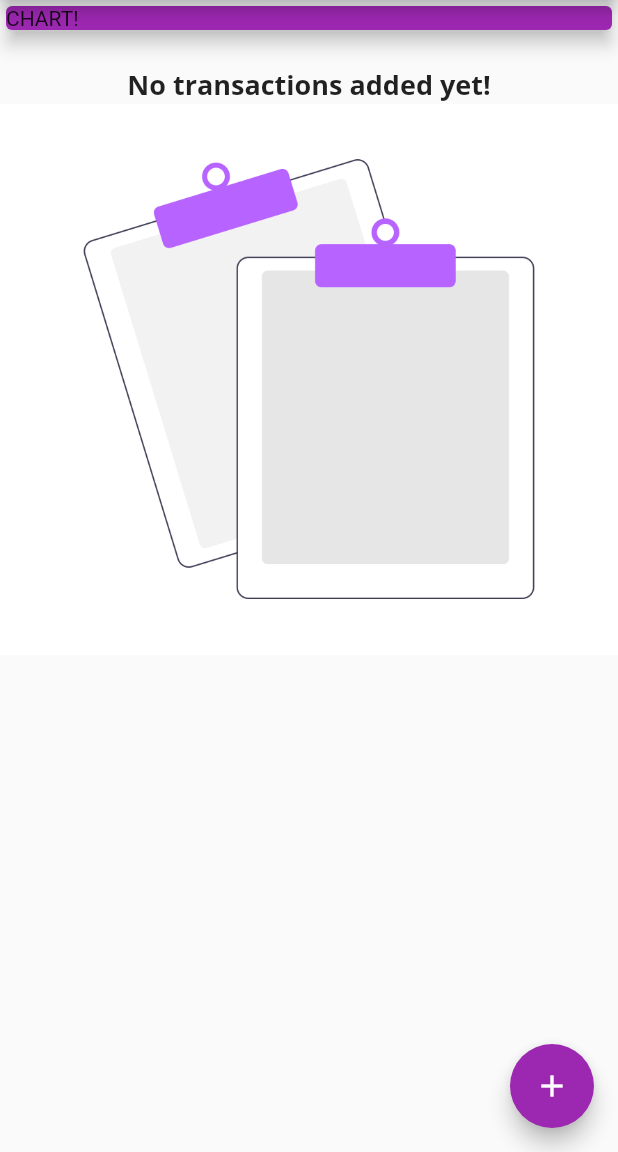
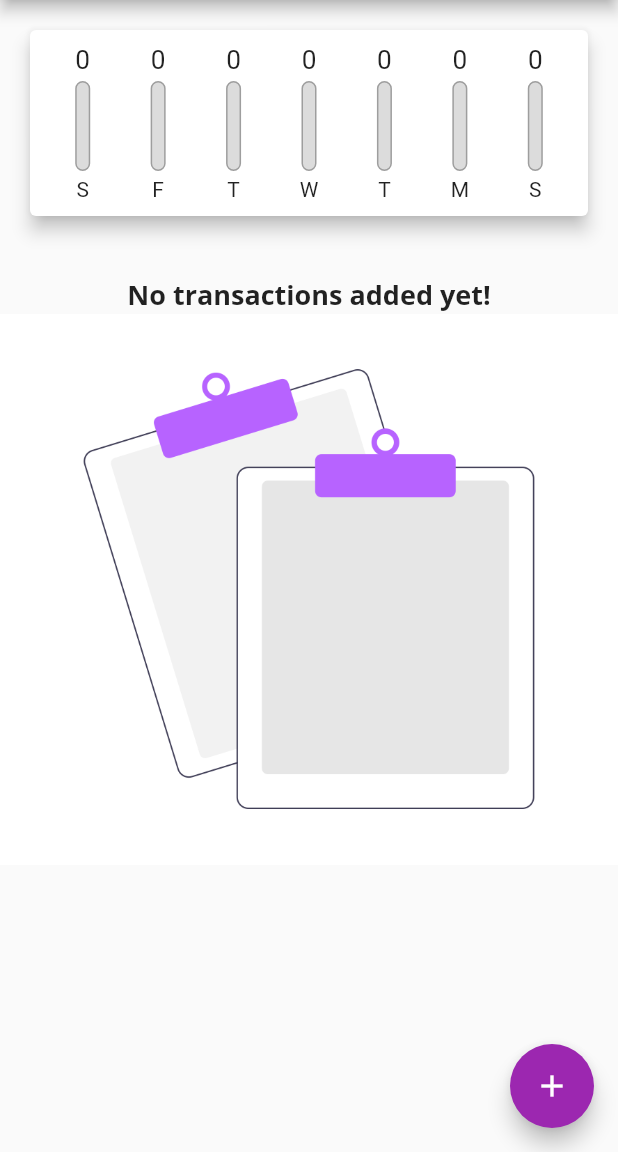
Before and after one commit to rudrakshya/personal-expense, a Flutter app: the screen it shows after launch, on a phone screen of 412 x 824 dp, the part 84-1236 px from its top. Run offline on Flutter 3.47's test engine with Material 2 defaults, Android fonts, the phone set to English and light mode, and no system bars.

Commit message:
transaction list and chart view completed.

```diff
--- a/lib/main.dart
+++ b/lib/main.dart
@@ -1,6 +1,7 @@
 import 'package:flutter/material.dart';
 import './models/transaction.dart';
 import './widgets/new_transaction.dart';
+import './widgets/chart.dart';
 import './widgets/transaction_list.dart';
 
 void main() {
@@ -77,6 +78,16 @@ class _MyHomePageState extends State<MyHomePage> {
     // ),
   ];
 
+  List<Transaction> get _recentTransactions {
+    return _userTransaction.where((element) {
+      return element.date.isAfter(
+        DateTime.now().subtract(
+          const Duration(days: 7),
+        ),
+      );
+    }).toList();
+  }
+
   void _openTransactionWindow(BuildContext context) {
     showModalBottomSheet(
         context: context,
@@ -119,14 +130,15 @@ class _MyHomePageState extends State<MyHomePage> {
           // mainAxisAlignment: MainAxisAlignment.spaceAround,
           crossAxisAlignment: CrossAxisAlignment.stretch,
           children: [
-            SizedBox(
-              width: double.infinity,
-              child: Card(
-                color: Theme.of(context).primaryColor,
-                elevation: 5,
-                child: const Text("CHART!"),
-              ),
-            ),
+            // SizedBox(
+            //   width: double.infinity,
+            //   child: Card(
+            //     color: Theme.of(context).primaryColor,
+            //     elevation: 5,
+            //     child: const Text("CHART!"),
+            //   ),
+            // ),
+            Chart(recentTransaction: _recentTransactions),
             TransactionList(transactions: _userTransaction),
             // UserTransaction(),
           ],
--- /dev/null
+++ b/lib/widgets/chart.dart
@@ -0,0 +1,65 @@
+import 'package:flutter/material.dart';
+import 'package:intl/intl.dart';
+import './chart_bar.dart';
+import '../models/transaction.dart';
+
+class Chart extends StatelessWidget {
+  final List<Transaction> recentTransaction;
+  const Chart({Key? key, required this.recentTransaction}) : super(key: key);
+
+  List<Map<String, Object>> get groupTransactionValues {
+    return List.generate(7, (index) {
+      final weekDay = DateTime.now().subtract(
+        Duration(days: index),
+      );
+      double totalSum = 0.0;
+
+      for (var i = 0; i < recentTransaction.length; i++) {
+        if (recentTransaction[i].date.day == weekDay.day &&
+            recentTransaction[i].date.month == weekDay.month &&
+            recentTransaction[i].date.year == weekDay.year) {
+          totalSum += recentTransaction[i].amount;
+        }
+      }
+
+      return {
+        'day': DateFormat.E().format(weekDay).substring(0, 1),
+        'amount': totalSum,
+      };
+    });
+  }
+
+  double get totalSpending {
+    return groupTransactionValues.fold(0.0, (previousValue, element) {
+      return previousValue +
+          double.parse((element['amount']).toString()).toDouble();
+    });
+  }
+
+  @override
+  Widget build(BuildContext context) {
+    return Card(
+      elevation: 5,
+      margin: const EdgeInsets.all(20),
+      child: Container(
+        padding: const EdgeInsets.all(10),
+        child: Row(
+          mainAxisAlignment: MainAxisAlignment.spaceAround,
+          children: groupTransactionValues.map((e) {
+            // print(day);
+            return Flexible(
+              fit: FlexFit.tight,
+              child: ChartBar(
+                label: e['day'] as String,
+                spendingAmount: e['amount'] as double,
+                spendingPercOfTotal: totalSpending == 0.0
+                    ? 0.0
+                    : (e['amount'] as double) / totalSpending,
+              ),
+            );
+          }).toList(),
+        ),
+      ),
+    );
+  }
+}
--- /dev/null
+++ b/lib/widgets/chart_bar.dart
@@ -0,0 +1,59 @@
+import 'package:flutter/material.dart';
+
+class ChartBar extends StatelessWidget {
+  final String label;
+  final double spendingAmount;
+  final double spendingPercOfTotal;
+
+  const ChartBar({
+    Key? key,
+    required this.label,
+    required this.spendingAmount,
+    required this.spendingPercOfTotal,
+  }) : super(key: key);
+
+  @override
+  Widget build(BuildContext context) {
+    return Column(
+      children: [
+        SizedBox(
+          height: 20,
+          child: FittedBox(
+            child: Text(spendingAmount.toStringAsFixed(0)),
+          ),
+        ),
+        const SizedBox(
+          height: 4,
+        ),
+        SizedBox(
+          height: 60,
+          width: 10,
+          child: Stack(
+            children: [
+              Container(
+                decoration: BoxDecoration(
+                  border: Border.all(color: Colors.grey, width: 1.0),
+                  color: const Color.fromRGBO(220, 220, 220, 1),
+                  borderRadius: BorderRadius.circular(10),
+                ),
+              ),
+              FractionallySizedBox(
+                heightFactor: spendingPercOfTotal,
+                child: Container(
+                  decoration: BoxDecoration(
+                    color: Theme.of(context).primaryColor,
+                    borderRadius: BorderRadius.circular(10),
+                  ),
+                ),
+              )
+            ],
+          ),
+        ),
+        const SizedBox(
+          height: 4,
+        ),
+        Text(label),
+      ],
+    );
+  }
+}
```
Also changed, not shown: lib/widgets/transaction_list.dart (+60 -35 lines).
